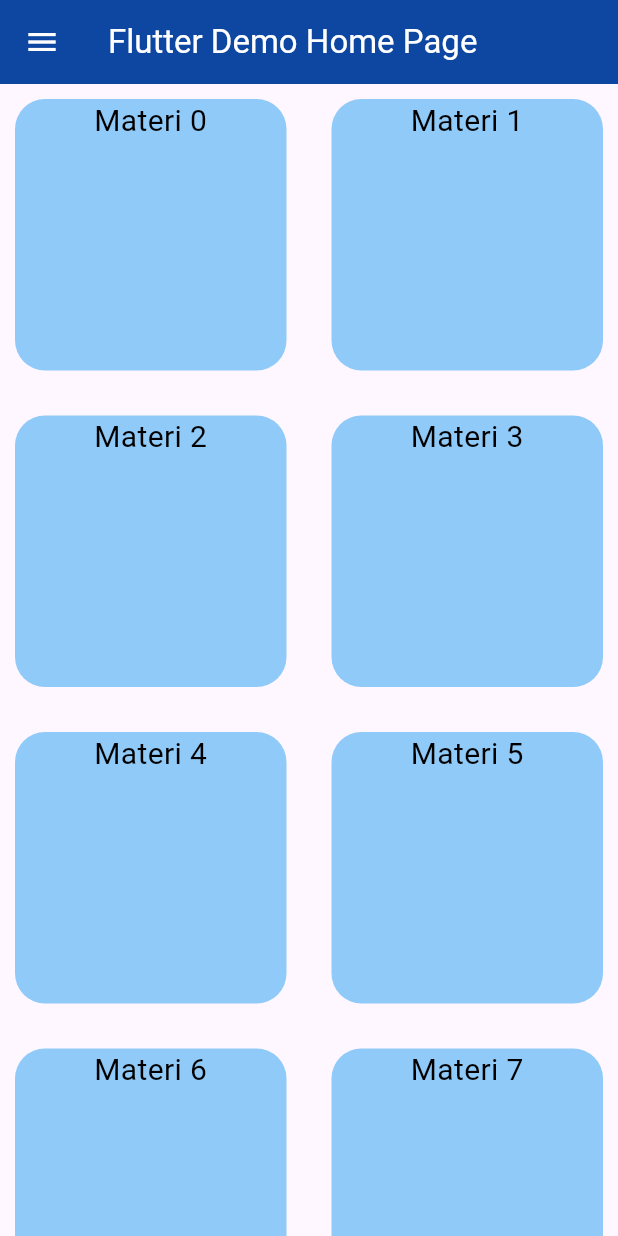
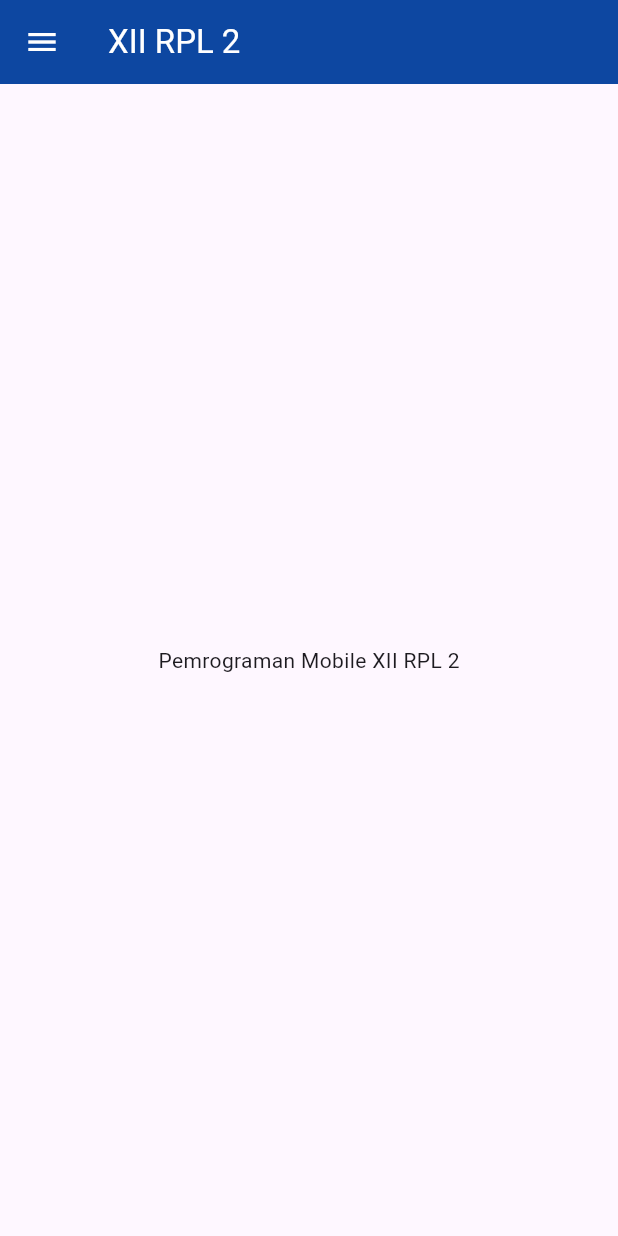
Before and after one commit to alamsyahkuba/Grouping-Navigation-Drawer, a Flutter app: the screen it shows after launch, on a phone screen of 412 x 824 dp. Run offline on Flutter 3.47's test engine with Material 3 defaults, Android fonts, the phone set to English and light mode, and no system bars.

Commit message:
second commit

```diff
--- a/lib/drawer.dart
+++ b/lib/drawer.dart
@@ -19,31 +19,34 @@ class MyHomePage extends StatelessWidget {
         foregroundColor: Colors.white,
       ),
       drawer: buildGroupDrawer(context),
-      body: GridView.count(
-          crossAxisCount: 2,
-          crossAxisSpacing: 10.0,
-          mainAxisSpacing: 10.0,
-          shrinkWrap: true,
-          children: List.generate(10, (index) {
-            return Padding(
-              padding: const EdgeInsets.all(10.0),
-              child: Container(
-                height: 5.0,
-                decoration: BoxDecoration(
-                  borderRadius: BorderRadius.circular(20.0),
-                  color: Colors.blue[200],
-                ),
-                child: Text(
-                  "Materi $index",
-                  textAlign: TextAlign.center,
-                  style: const TextStyle(
-                    color: Colors.black,
-                    fontSize: 20.0,
-                  ),
-                ),
-              ),
-            );
-          })),
+      body: Center(
+        child: Text("Pemrograman Mobile $title"),
+      ),
+      // body: GridView.count(
+      //     crossAxisCount: 2,
+      //     crossAxisSpacing: 10.0,
+      //     mainAxisSpacing: 10.0,
+      //     shrinkWrap: true,
+      //     children: List.generate(10, (index) {
+      //       return Padding(
+      //         padding: const EdgeInsets.all(10.0),
+      //         child: Container(
+      //           height: 5.0,
+      //           decoration: BoxDecoration(
+      //             borderRadius: BorderRadius.circular(20.0),
+      //             color: Colors.blue[200],
+      //           ),
+      //           child: Text(
+      //             "Materi $index",
+      //             textAlign: TextAlign.center,
+      //             style: const TextStyle(
+      //               color: Colors.black,
+      //               fontSize: 20.0,
+      //             ),
+      //           ),
+      //         ),
+      //       );
+      //     })),
     );
   }
 
@@ -54,65 +57,90 @@ class MyHomePage extends StatelessWidget {
         children: [
           DrawerHeader(
             decoration: BoxDecoration(color: Colors.blue[900]),
-            child: const Text(
-              "Yunior Alamsyah Kuba",
-              style: TextStyle(
-                color: Colors.white,
-                fontSize: 30.0,
+            child: UserAccountsDrawerHeader(
+              decoration: BoxDecoration(color: Colors.blue[900]),
+              accountName: const Text(
+                "Yunior Alamsyah Kuba",
+                style: TextStyle(fontSize: 18.0),
+              ),
+              accountEmail: const Text("yunioralamsyah@yahoo.com"),
+              currentAccountPictureSize: const Size.square(40.0),
+              currentAccountPicture: const CircleAvatar(
+                backgroundColor: Colors.white,
+                child: Text(
+                  "Y",
+                  style: TextStyle(
+                    fontSize: 25.0,
+                    color: Colors.blue,
+                  ),
+                ),
               ),
             ),
+            // child: const Text(
+            //   "Yunior Alamsyah Kuba",
+            //   style: TextStyle(
+            //     color: Colors.white,
+            //     fontSize: 30.0,
+            //   ),
+            // ),
           ),
-          ExpansionTile(
-            title: const Text("Materi"),
-            children: [
-              ListTile(
-                title: const Text("Materi 1"),
-                onTap: (){Navigator.pop(context);},
-              ),
-              ListTile(
-                title: const Text("Materi 2"),
-                onTap: (){Navigator.pop(context);},
-              ),
-              ListTile(
-                title: const Text("Materi 3"),
-                onTap: (){Navigator.pop(context);},
-              ),
-              ListTile(
-                title: const Text("Materi 4"),
-                onTap: (){Navigator.pop(context);},
-              ),
-              ListTile(
-                title: const Text("Materi 5"),
-                onTap: (){Navigator.pop(context);},
-              ),
-            ],
-          ),
+          // ExpansionTile(
+          //   title: const Text("Materi"),
+          //   children: [
+          //     ListTile(
+          //       title: const Text("Materi 1"),
+          //       onTap: (){Navigator.pop(context);},
+          //     ),
+          //     ListTile(
+          //       title: const Text("Materi 2"),
+          //       onTap: (){Navigator.pop(context);},
+          //     ),
+          //     ListTile(
+          //       title: const Text("Materi 3"),
+          //       onTap: (){Navigator.pop(context);},
+          //     ),
+          //     ListTile(
+          //       title: const Text("Materi 4"),
+          //       onTap: (){Navigator.pop(context);},
+          //     ),
+          //     ListTile(
+          //       title: const Text("Materi 5"),
+          //       onTap: (){Navigator.pop(context);},
+          //     ),
+          //   ],
+          // ),
 
-          ExpansionTile(
-            title: const Text("Tugas"),
-            children: [
-              ListTile(
-                title: const Text("Tugas 1"),
-                onTap: (){Navigator.pop(context);},
-              ),
-              ListTile(
-                title: const Text("Tugas 2"),
-                onTap: (){Navigator.pop(context);},
-              ),
-              ListTile(
-                title: const Text("Tugas 3"),
-                onTap: (){Navigator.pop(context);},
-              ),
-              ListTile(
-                title: const Text("Tugas 4"),
-                onTap: (){Navigator.pop(context);},
-              ),
-              ListTile(
-                title: const Text("Tugas 5"),
-                onTap: (){Navigator.pop(context);},
-              ),
-            ],
-          ),
+          // ExpansionTile(
+          //   title: const Text("Tugas"),
+          //   children: [
+          //     ListTile(
+          //       title: const Text("Tugas 1"),
+          //       onTap: (){Navigator.pop(context);},
+          //     ),
+          //     ListTile(
+          //       title: const Text("Tugas 2"),
+          //       onTap: (){Navigator.pop(context);},
+          //     ),
+          //     ListTile(
+          //       title: const Text("Tugas 3"),
+          //       onTap: (){Navigator.pop(context);},
+          //     ),
+          //     ListTile(
+          //       title: const Text("Tugas 4"),
+          //       onTap: (){Navigator.pop(context);},
+          //     ),
+          //     ListTile(
+          //       title: const Text("Tugas 5"),
+          //       onTap: (){Navigator.pop(context);},
+          //     ),
+          //   ],
+          // ),
+          const ListTile(
+            leading: Icon(Icons.person),
+            title: Text("Alam"),
+            subtitle: Text("XII RPL 2"),
+            trailing: Icon(Icons.chevron_right),
+          )
         ],
       ),
     );
--- a/lib/main.dart
+++ b/lib/main.dart
@@ -13,7 +13,7 @@ class MyApp extends StatelessWidget {
   @override
   Widget build(BuildContext context) {
     return MaterialApp(
-      title: header,
+      title: "Flutter Demo",
       theme: ThemeData(
         // This is the theme of your application.
         //
@@ -33,7 +33,7 @@ class MyApp extends StatelessWidget {
         colorScheme: ColorScheme.fromSeed(seedColor: Colors.deepPurple),
         useMaterial3: true,
       ),
-      home: const MyHomePage(title: 'Flutter Demo Home Page'),
+      home: const MyHomePage(title: header),
     );
   }
 }
```
